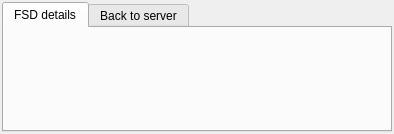
First picture: the form in src/blackgui/components/networkdetailscomponent.ui, repository swift-project/pilotclient, before the edit.
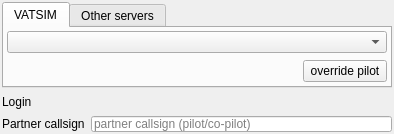
Second picture: the form after the edit. The open tabs and pages were chosen to show the change. Icons and pictures are not drawn. Custom widgets are drawn as their Qt base class.

Commit message:
refactor(ui): Do not allow to overwrite FSD settings from connect page
Overwriting FSD settings from the connect page (instead of changing the
server settings itself) introduced some complexity in the UI. As
spontaniously changing the FSD settings is likely a VERY rare use-case
and to simplify the logic/UI, it should only be done from the server
settings itself.

Diff of the .ui file:
```diff
--- a/src/blackgui/components/networkdetailscomponent.ui
+++ b/src/blackgui/components/networkdetailscomponent.ui
@@ -27,10 +27,6 @@
     <number>0</number>
    </property>
    <item>
-    <widget class="QStackedWidget" name="sw_NetworkServerDetails">
-     <property name="currentIndex">
-      <number>0</number>
-     </property>
      <widget class="QWidget" name="tb_NetworkServer">
       <layout class="QVBoxLayout" name="vl_NetworkServerPage">
        <property name="leftMargin">
@@ -101,13 +97,6 @@
                 </property>
                </spacer>
               </item>
-              <item>
-               <widget class="QPushButton" name="pb_DetailsVatsim">
-                <property name="text">
-                 <string>details</string>
-                </property>
-               </widget>
-              </item>
               <item>
                <widget class="QPushButton" name="pb_OverrideCredentialsVatsim">
                 <property name="sizePolicy">
@@ -201,13 +190,6 @@
                 </property>
                </widget>
               </item>
-              <item>
-               <widget class="QPushButton" name="pb_DetailsOtherServers">
-                <property name="text">
-                 <string>details</string>
-                </property>
-               </widget>
-              </item>
               <item>
                <widget class="QPushButton" name="pb_OverrideCredentialsOtherServers">
                 <property name="toolTip">
@@ -282,77 +264,6 @@
        </item>
       </layout>
      </widget>
-     <widget class="QWidget" name="tb_NetworkDetails">
-      <layout class="QVBoxLayout" name="vl_NetworkDetailsPage">
-       <property name="leftMargin">
-        <number>2</number>
-       </property>
-       <property name="topMargin">
-        <number>2</number>
-       </property>
-       <property name="rightMargin">
-        <number>2</number>
-       </property>
-       <property name="bottomMargin">
-        <number>2</number>
-       </property>
-       <item>
-        <widget class="QTabWidget" name="tw_Details">
-         <property name="currentIndex">
-          <number>0</number>
-         </property>
-         <widget class="QWidget" name="tb_FsdDetails">
-          <attribute name="title">
-           <string>FSD details</string>
-          </attribute>
-          <layout class="QVBoxLayout" name="vl_FsdDetails">
-           <property name="leftMargin">
-            <number>3</number>
-           </property>
-           <property name="topMargin">
-            <number>3</number>
-           </property>
-           <property name="rightMargin">
-            <number>3</number>
-           </property>
-           <property name="bottomMargin">
-            <number>3</number>
-           </property>
-           <item alignment="Qt::AlignLeft|Qt::AlignTop">
-            <widget class="BlackGui::Editors::CFsdSetupForm" name="form_FsdDetails">
-             <property name="minimumSize">
-              <size>
-               <width>150</width>
-               <height>75</height>
-              </size>
-             </property>
-            </widget>
-           </item>
-          </layout>
-         </widget>
-         <widget class="QWidget" name="tb_BackToServer">
-          <attribute name="icon">
-           <iconset resource="../../blackmisc/blackmisc.qrc">
-            <normaloff>:/pastel/icons/pastel/16/close.png</normaloff>:/pastel/icons/pastel/16/close.png</iconset>
-          </attribute>
-          <attribute name="title">
-           <string>Back to server</string>
-          </attribute>
-          <layout class="QVBoxLayout" name="verticalLayout">
-           <item alignment="Qt::AlignRight">
-            <widget class="QPushButton" name="pb_BackToServer">
-             <property name="text">
-              <string>back to server</string>
-             </property>
-            </widget>
-           </item>
-          </layout>
-         </widget>
-        </widget>
-       </item>
-      </layout>
-     </widget>
-    </widget>
    </item>
   </layout>
  </widget>
```
Left out of the diff: 4 changed lines with no effect on the pictures. The commit also changes 8 other files.
